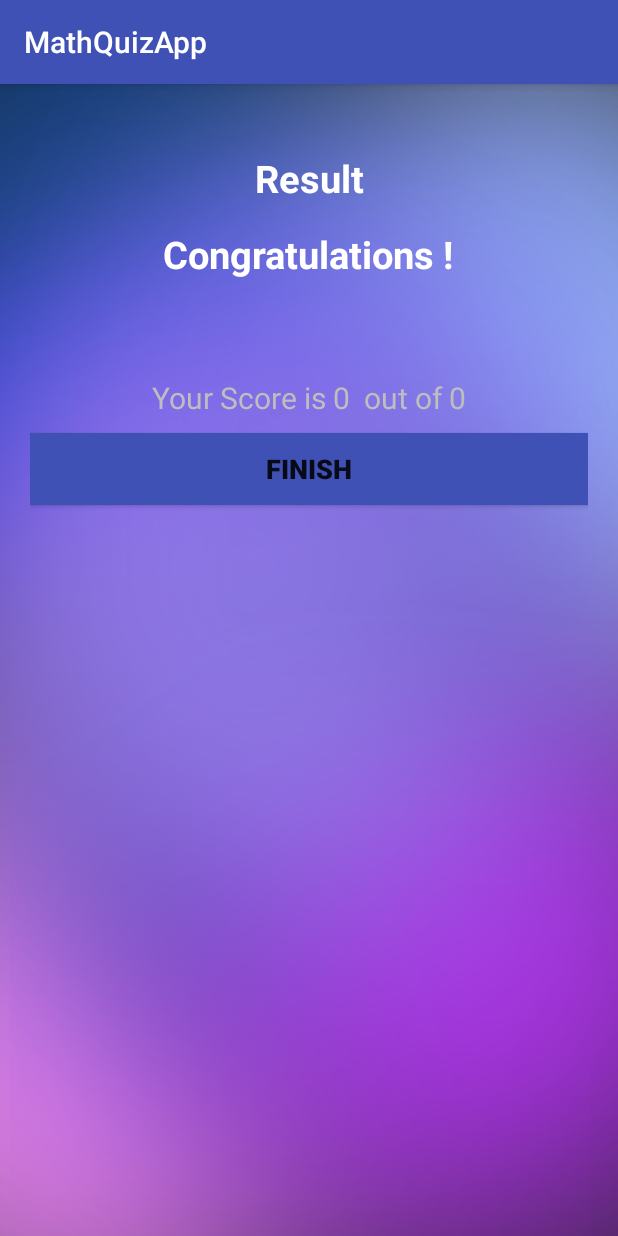
After one commit to OttoMarina/MathQuiz, an Android app: the ResultActivity screen opened directly, with no data from a screen before it, on a phone screen of 412 x 824 dp. The commit adds this screen. Run offline under Robolectric (Android 15) with nearby library versions, the phone set to English and light mode, and no system bars.

Commit message:
work almost done, minor additions required

```diff
--- a/app/src/main/AndroidManifest.xml
+++ b/app/src/main/AndroidManifest.xml
@@ -12,10 +12,14 @@
         android:theme="@style/Theme.MathQuizApp"
         tools:targetApi="31">
         <activity
+            android:name=".ResultActivity"
+            android:screenOrientation="portrait"
+            android:theme="@style/NoActionBarTheme"
+            android:exported="false" />
+        <activity
             android:name=".QuizQuestionsActivity"
             android:exported="false"
-            android:screenOrientation="portrait"
-            />
+            android:screenOrientation="portrait" />
         <activity
             android:name=".MainActivity"
             android:exported="true"
--- a/app/src/main/java/com/example/mathquizapp/Constants.kt
+++ b/app/src/main/java/com/example/mathquizapp/Constants.kt
@@ -1,6 +1,9 @@
 package com.example.mathquizapp
 
 object Constants {
+    const val USER_NAME: String = "user_name"
+    const val TOTAL_QUESTIONS: String = "total_questions"
+    const val CORRECT_ANSWERS: String = "correct_answers"
     fun getQuestions(): ArrayList<Question> {
         //creation of empty question list
         val questionsList = ArrayList<Question>()
--- a/app/src/main/java/com/example/mathquizapp/MainActivity.kt
+++ b/app/src/main/java/com/example/mathquizapp/MainActivity.kt
@@ -20,6 +20,7 @@
             }
             else {
                 val intent = Intent(this, QuizQuestionsActivity::class.java)
+                intent.putExtra(Constants.USER_NAME, etname.text.toString())
                 startActivity(intent)
                 finish()
             }
--- a/app/src/main/java/com/example/mathquizapp/QuizQuestionsActivity.kt
+++ b/app/src/main/java/com/example/mathquizapp/QuizQuestionsActivity.kt
@@ -1,5 +1,6 @@
 package com.example.mathquizapp
 
+import android.content.Intent
 import android.graphics.Color
 import android.graphics.Typeface
 import androidx.appcompat.app.AppCompatActivity
@@ -17,9 +18,15 @@
     private var mCurrentPosition:Int = 1
     private var mQuestionsList: ArrayList<Question>? = null
     private var mSelectedOptionPosition: Int = 0
+    private var mCorrectAnswers: Int = 0
+    private var mUserName: String? = null
     override fun onCreate(savedInstanceState: Bundle?) {
         super.onCreate(savedInstanceState)
         setContentView(R.layout.activity_quiz_questions)
+
+        mUserName = intent.getStringExtra(Constants.USER_NAME)
+
+
         mQuestionsList = Constants.getQuestions()
 
         val tvOptionOne = findViewById<TextView>(R.id.tv_option_one)
@@ -122,14 +129,20 @@
                             setQuestion()
                         }
                         else -> {
-                            Toast.makeText(this, "test finished successfully", Toast.LENGTH_SHORT)
-                                .show()
+                            val intent = Intent(this, ResultActivity::class.java)
+                            intent.putExtra(Constants.USER_NAME, mUserName)
+                            intent.putExtra(Constants.CORRECT_ANSWERS, mCorrectAnswers)
+                            intent.putExtra(Constants.TOTAL_QUESTIONS, mQuestionsList!!.size)
+                            startActivity(intent)
                         }
                     }
                 }else{
                     val question = mQuestionsList?.get(mCurrentPosition - 1)
                     if(question!!.correctAnswer != mSelectedOptionPosition) {
                         answerView(mSelectedOptionPosition, R.drawable.wrong_option_border_bg)
+                    }
+                    else {
+                        mCorrectAnswers++
                     }
                     answerView(question.correctAnswer,R.drawable.correct_option_border_bg)
                     val btnSubmit = findViewById<Button>(R.id.btn_submit)
--- /dev/null
+++ b/app/src/main/java/com/example/mathquizapp/ResultActivity.kt
@@ -0,0 +1,27 @@
+package com.example.mathquizapp
+
+import android.content.Intent
+import androidx.appcompat.app.AppCompatActivity
+import android.os.Bundle
+import android.widget.Button
+import android.widget.TextView
+
+class ResultActivity : AppCompatActivity() {
+    override fun onCreate(savedInstanceState: Bundle?) {
+        super.onCreate(savedInstanceState)
+        setContentView(R.layout.activity_result)
+        val tvName = findViewById<TextView>(R.id.tv_name)
+        val tvScore = findViewById<TextView>(R.id.tv_score)
+        val btnFinish = findViewById<Button>(R.id.btn_finish)
+        val username = intent.getStringExtra(Constants.USER_NAME)
+
+        tvName.text = username
+        val totalQuestions = intent.getIntExtra(Constants.TOTAL_QUESTIONS, 0)
+        val correctAnswers = intent.getIntExtra(Constants.CORRECT_ANSWERS, 0)
+        tvScore.text = "Your Score is $correctAnswers  out of $totalQuestions"
+        btnFinish.setOnClickListener {
+            startActivity(Intent(this, MainActivity::class.java))
+        }
+    }
+
+}
--- a/app/src/main/res/layout/activity_quiz_questions.xml
+++ b/app/src/main/res/layout/activity_quiz_questions.xml
@@ -43,7 +43,7 @@
                 android:layout_width="0dp"
                 android:layout_height="wrap_content"
                 android:layout_weight="1"
-                android:max = "10"
+                android:max = "2"
                 android:minHeight="50dp"
                 android:progress="0"
                 android:indeterminate="false"/>
--- /dev/null
+++ b/app/src/main/res/layout/activity_result.xml
@@ -0,0 +1,62 @@
+<?xml version="1.0" encoding="utf-8"?>
+<LinearLayout xmlns:android="http://schemas.android.com/apk/res/android"
+    xmlns:tools="http://schemas.android.com/tools"
+    android:layout_width="match_parent"
+    android:layout_height="match_parent"
+    android:background="@drawable/colorful_bg"
+    android:orientation="vertical"
+    android:gravity="center_horizontal"
+    android:padding="20dp"
+    tools:context=".MainActivity">
+    <TextView
+        android:id="@+id/tv_result"
+        android:layout_width="match_parent"
+        android:layout_height="wrap_content"
+        android:layout_marginTop="25dp"
+        android:gravity = "center"
+        android:text="Result"
+        android:textColor="@android:color/white"
+        android:textSize="25sp"
+        android:textStyle="bold"
+        />
+
+    <TextView
+        android:id = "@+id/tv_congratulations"
+        android:layout_width="wrap_content"
+        android:layout_height="wrap_content"
+        android:layout_marginTop = "16dp"
+        android:textSize = "25sp"
+        android:textStyle = "bold"
+        android:text = "Congratulations !"
+        android:textColor = "@android:color/white"
+        />
+    <TextView
+        android:id = "@+id/tv_name"
+        android:layout_width = "wrap_content"
+        android:layout_height = "wrap_content"
+        android:layout_marginTop = "25dp"
+        android:textColor = "@android:color/white"
+        android:textSize = "22sp"
+        android:textStyle = "bold"
+        tools:text = "Username"
+        />
+    <TextView
+        android:id = "@+id/tv_score"
+        android:layout_width = "wrap_content"
+        android:layout_height = "wrap_content"
+        android:layout_marginTop = "10dp"
+        android:textColor = "@android:color/secondary_text_dark"
+        android:textSize = "20sp"
+        tools:text = "Your score is 9 out of 10"
+        />
+    <Button
+        android:id = "@+id/btn_finish"
+        android:layout_width = "match_parent"
+        android:layout_height = "wrap_content"
+        android:layout_marginTop = "10dp"
+        android:background = "@color/colorPrimary"
+        android:text = "FINISH"
+        android:textSize = "18sp"
+        android:textStyle = "bold"
+        />
+</LinearLayout>
```
Also changed, not shown: app/src/main/res/drawable/ic_trophy.png (added).
